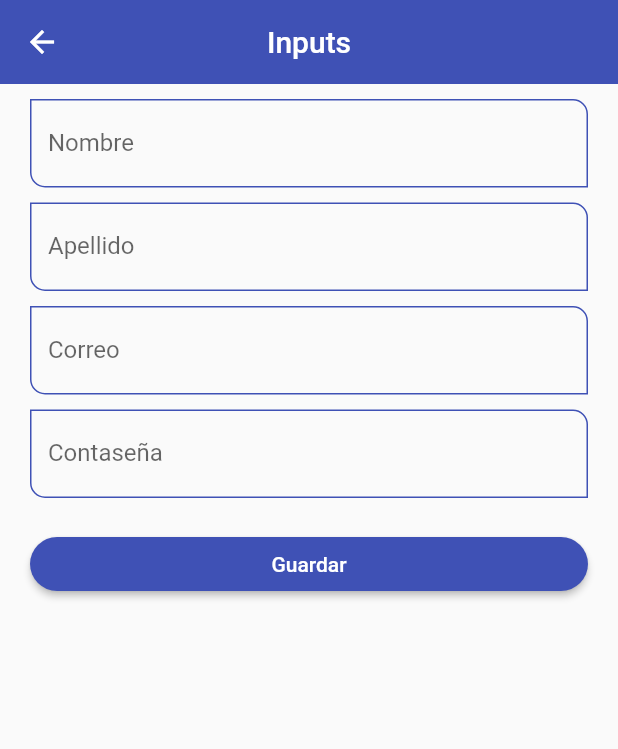
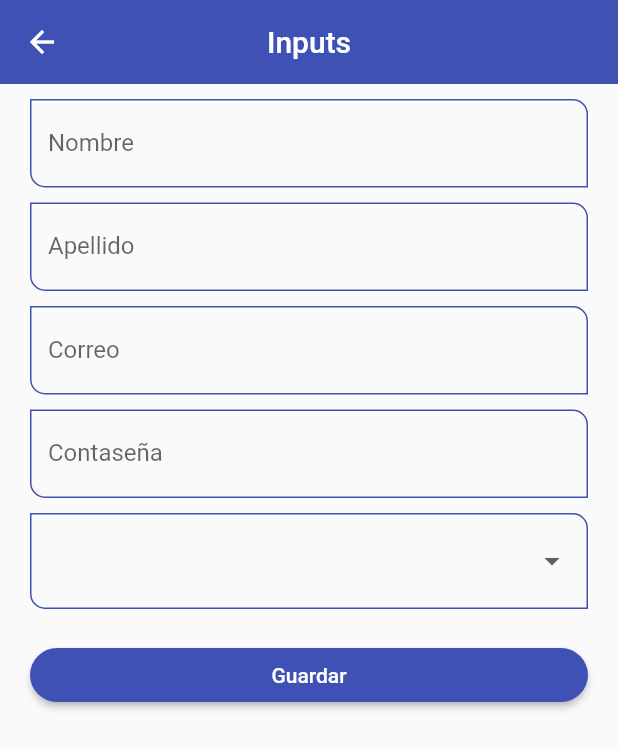
Before and after one commit to illika/components_fl, a Flutter app: the InputsPage screen opened by its route, on a phone screen of 412 x 824 dp. Shown: the top 749 px of the screen. Run offline on Flutter 3.47's test engine with Material 2 defaults, Android fonts, the phone set to English and light mode, and no system bars.

```diff
--- a/lib/screens/inputs_page.dart
+++ b/lib/screens/inputs_page.dart
@@ -28,6 +28,7 @@ class InputsPage extends StatelessWidget {
             padding: const EdgeInsets.symmetric(horizontal: 20, vertical: 10),
             child: Form(
               key: myFormKey,
+              //autovalidateMode: AutovalidateMode.onUserInteraction,
               child: Column(
                 children: [
                   CustomInputField(
@@ -59,17 +60,41 @@ class InputsPage extends StatelessWidget {
                     formProperty: 'password',
                     formValues: formValue,
                   ),
+                  const SizedBox(height: 10),
+                  DropdownButtonFormField<String>(
+                    validator: (value) {
+                      if (value == null) return "Es requerido";
+                    },
+                    items: const [
+                      DropdownMenuItem(value: "Admin", child: Text("Admin")),
+                      DropdownMenuItem(
+                          value: "Superuser", child: Text("Superuser")),
+                      DropdownMenuItem(
+                          value: "Developer", child: Text("Developer")),
+                      DropdownMenuItem(
+                          value: "Developerjunior", child: Text("DeveloperJr")),
+                    ],
+                    onChanged: (value) {
+                      formValue["rol"] = value ?? "Admin";
+                    },
+                  ),
                   const SizedBox(height: 20),
                   SizedBox(
                     width: double.infinity,
                     child: ElevatedButton(
                       onPressed: () {
-                        FocusScope.of(context).requestFocus(FocusNode());
+                        //FocusScope.of(context).requestFocus(FocusNode());
+                        FocusManager.instance.primaryFocus?.unfocus();
                         if (!myFormKey.currentState!.validate()) {
-                          print("no valido");
+                          ScaffoldMessenger.of(context).showSnackBar(
+                              const SnackBar(
+                                  content: Text("Ingrese valores a los campos"),
+                                  duration: Duration(milliseconds: 1000)));
                           return;
                         }
-                        print(formValue);
+                        formValue.forEach((key, value) {
+                          debugPrint(value);
+                        });
                       },
                       child: const Text("Guardar"),
                     ),
```
